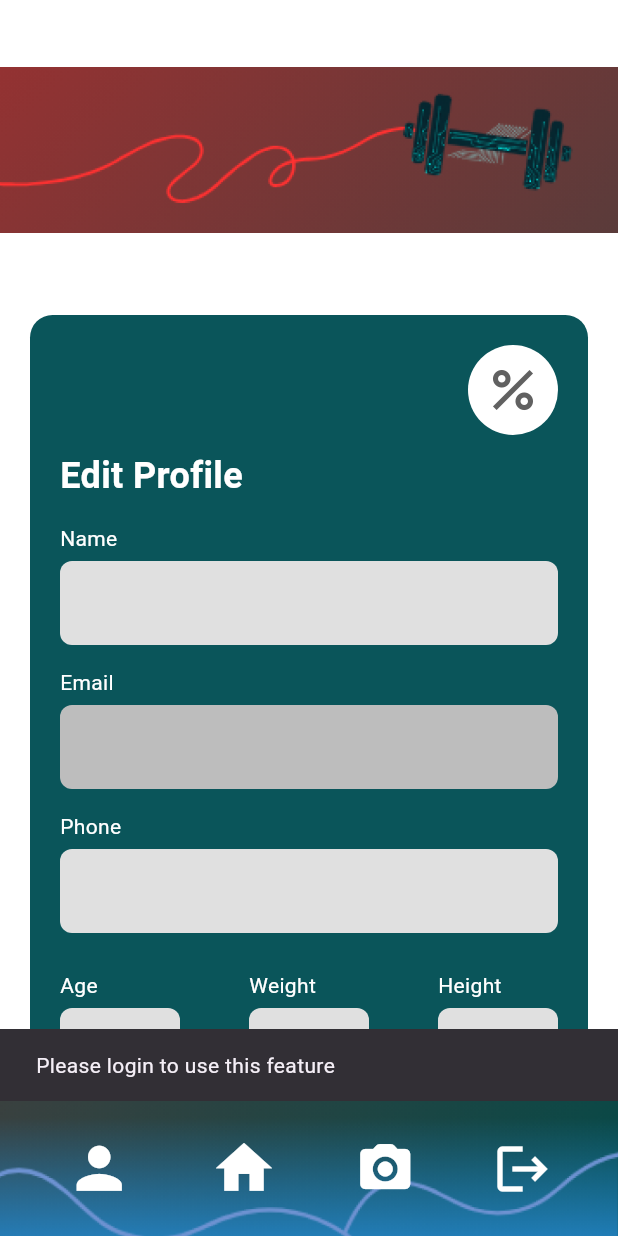
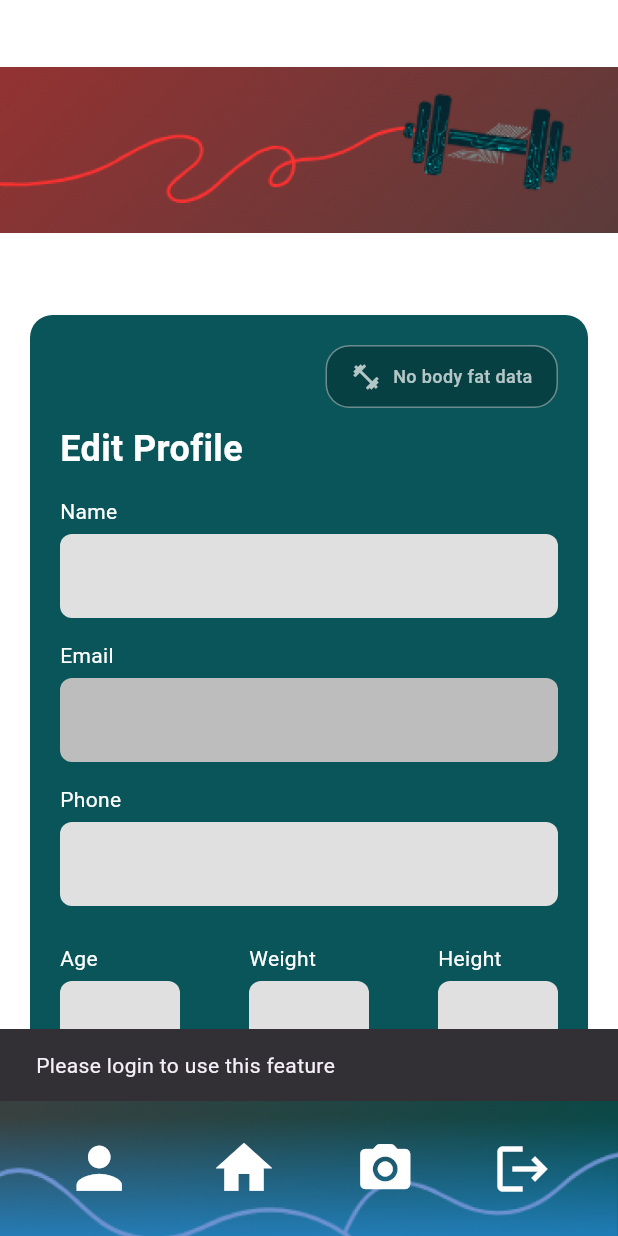
Before and after one commit to Reham-Fagih/My-Trainer, a Flutter app: the HomePage screen opened by its route, item 3 of the bottom bar chosen, scrolled down 50 dp, after a tap on the "person" icon, on a phone screen of 412 x 824 dp. Run offline on Flutter 3.47's test engine with Material 3 defaults, Android fonts, the phone set to English and light mode, and no system bars; our stand-ins replace flutter_dotenv, image_picker, shared_preferences; accounts and stored records are empty; network calls fail.

Commit message:
Feature: Add footer widget and update views

```diff
--- a/lib/views/home.dart
+++ b/lib/views/home.dart
@@ -3,10 +3,9 @@ import 'nutrition_plan.dart';
 import 'workout_plan.dart';
 import 'nutrition_page.dart';
 import 'workout_duration.dart';
-import 'profile.dart';
-import 'upload_screen.dart';
 import 'leader_board.dart';
 import 'package:shared_preferences/shared_preferences.dart';
+import '../widgets/app_footer.dart';
 import 'PointsPage.dart';
 
 class HomePage extends StatelessWidget {
@@ -126,91 +125,7 @@ class HomePage extends StatelessWidget {
       //     ),
       //   ),
       // ),
-      bottomNavigationBar: Container(
-        height: 90,
-        decoration: const BoxDecoration(
-          image: DecorationImage(
-            image: AssetImage("assets/images/FooterBackground.png"),
-            fit: BoxFit.cover,
-          ),
-        ),
-        child: Row(
-          mainAxisAlignment: MainAxisAlignment.spaceEvenly,
-          children: [
-            IconButton(
-              icon: const Icon(Icons.person, color: Colors.white, size: 45),
-              onPressed: () {
-                Navigator.push(
-                  context,
-                  MaterialPageRoute(builder: (context) => ProfilePage()),
-                );
-              },
-            ),
-            IconButton(
-              icon: const Icon(Icons.home, color: Colors.white, size: 45),
-              onPressed: () {
-                // Already in home
-              },
-            ),
-            IconButton(
-              icon: const Icon(
-                Icons.camera_alt_rounded,
-                color: Colors.white,
-                size: 40,
-              ),
-              onPressed: () async {
-                final prefs = await SharedPreferences.getInstance();
-                final savedUserId = prefs.getString('userId') ?? '';
-
-                if (savedUserId.isEmpty) {
-                  ScaffoldMessenger.of(context).showSnackBar(
-                    const SnackBar(
-                        content: Text('Please login to use this feature')),
-                  );
-                  return;
-                }
-
-                Navigator.push(
-                  context,
-                  MaterialPageRoute(
-                    builder: (context) => const UploadScreen(),
-                  ),
-                );
-              },
-            ),
-            IconButton(
-              icon: const Icon(Icons.logout, color: Colors.white, size: 40),
-              onPressed: () async {
-                final confirm = await showDialog<bool>(
-                  context: context,
-                  builder: (context) {
-                    return AlertDialog(
-                      title: const Text("Confirm Logout"),
-                      content: const Text("Are you sure you want to logout?"),
-                      actions: [
-                        TextButton(
-                          onPressed: () => Navigator.pop(context, false),
-                          child: const Text("Cancel"),
-                        ),
-                        TextButton(
-                          onPressed: () => Navigator.pop(context, true),
-                          child: const Text("Logout"),
-                        ),
-                      ],
-                    );
-                  },
-                );
-
-                if (confirm == true) {
-                  final prefs = await SharedPreferences.getInstance();
-                  await prefs.remove('authToken');
-                  Navigator.pushReplacementNamed(context, "/welcome");
-                }
-              },
-            ),
-          ],
-        ),
-      ),
+      bottomNavigationBar: const AppFooter(),
     );
   }
 
--- a/lib/views/nutrition_plan.dart
+++ b/lib/views/nutrition_plan.dart
@@ -6,6 +6,7 @@ import 'package:shared_preferences/shared_preferences.dart';
 import '../services/config.dart';
 import 'nutrition_goal.dart';
 import 'home.dart';
+import '../widgets/app_footer.dart';
 
 class NutritionPlanPage extends StatefulWidget {
   final String activityLevel;
@@ -317,6 +318,7 @@ class _NutritionPlanPageState extends State<NutritionPlanPage> {
   @override
   Widget build(BuildContext context) {
     return Scaffold(
+      bottomNavigationBar: const AppFooter(),
       body: Container(
         decoration: const BoxDecoration(
           image: DecorationImage(
--- a/lib/views/profile.dart
+++ b/lib/views/profile.dart
@@ -2,6 +2,7 @@ import 'package:flutter/material.dart';
 import 'package:http/http.dart' as http;
 import 'dart:convert';
 import 'package:shared_preferences/shared_preferences.dart';
+import '../widgets/app_footer.dart';
 
 class ProfilePage extends StatefulWidget {
   const ProfilePage({super.key});
@@ -190,21 +191,7 @@ class _ProfilePageState extends State<ProfilePage> {
                         children: [
                           Align(
                             alignment: Alignment.topRight,
-                            child: CircleAvatar(
-                              radius: 30,
-                              backgroundColor: Colors.white,
-                              child: bfPercent == null
-                                  ? Icon(Icons.percent,
-                                      size: 40, color: Colors.grey[700])
-                                  : Text(
-                                      "${bfPercent!.toStringAsFixed(1)}%",
-                                      style: const TextStyle(
-                                        fontSize: 20,
-                                        fontWeight: FontWeight.bold,
-                                        color: Colors.black,
-                                      ),
-                                    ),
-                            ),
+                            child: _bodyFatCard(),
                           ),
                           const SizedBox(height: 10),
                           const Text("Edit Profile",
@@ -246,69 +233,81 @@ class _ProfilePageState extends State<ProfilePage> {
                 ],
               ),
             ),
-      bottomNavigationBar: Container(
-        height: 90,
-        decoration: const BoxDecoration(
-          image: DecorationImage(
-            image: AssetImage("assets/images/FooterBackground.png"),
-            fit: BoxFit.cover,
-          ),
+      bottomNavigationBar: const AppFooter(),
+    );
+  }
+
+  /// Nicer body-fat display than a plain CircleAvatar
+  Widget _bodyFatCard() {
+    if (bfPercent == null) {
+      return Container(
+        padding: const EdgeInsets.symmetric(horizontal: 16, vertical: 10),
+        decoration: BoxDecoration(
+          color: Colors.black.withOpacity(0.25),
+          borderRadius: BorderRadius.circular(16),
+          border: Border.all(color: Colors.white.withOpacity(0.4), width: 1),
         ),
-        child: Row(
-          mainAxisAlignment: MainAxisAlignment.spaceEvenly,
+        child: const Row(
+          mainAxisSize: MainAxisSize.min,
           children: [
-            IconButton(
-              icon: const Icon(Icons.person, color: Colors.white, size: 45),
-              onPressed: () {
-                Navigator.pushNamed(context, "/ProfilePage");
-              },
-            ),
-            IconButton(
-              icon: const Icon(Icons.home, color: Colors.white, size: 45),
-              onPressed: () {
-                Navigator.pushNamed(context, "/HomePage");
-              },
-            ),
-            IconButton(
-              icon: const Icon(Icons.camera_alt_rounded,
-                  color: Colors.white, size: 40),
-              onPressed: () {
-                Navigator.pushNamed(context, "/UploadScreen");
-              },
-            ),
-            IconButton(
-              icon: const Icon(Icons.logout, color: Colors.white, size: 40),
-              onPressed: () async {
-                final confirm = await showDialog<bool>(
-                  context: context,
-                  builder: (context) {
-                    return AlertDialog(
-                      title: const Text("Confirm Logout"),
-                      content: const Text("Are you sure you want to logout?"),
-                      actions: [
-                        TextButton(
-                          onPressed: () => Navigator.pop(context, false),
-                          child: const Text("Cancel"),
-                        ),
-                        TextButton(
-                          onPressed: () => Navigator.pop(context, true),
-                          child: const Text("Logout"),
-                        ),
-                      ],
-                    );
-                  },
-                );
-
-                if (confirm == true) {
-                  final prefs = await SharedPreferences.getInstance();
-                  await prefs.remove('authToken');
-                  await prefs.remove('userEmail');
-                  Navigator.pushReplacementNamed(context, "/welcome");
-                }
-              },
+            Icon(Icons.fitness_center, color: Colors.white70, size: 20),
+            SizedBox(width: 8),
+            Text(
+              "No body fat data",
+              style: TextStyle(
+                color: Colors.white70,
+                fontSize: 12,
+                fontWeight: FontWeight.w500,
+              ),
             ),
           ],
         ),
+      );
+    }
+
+    final displayValue = bfPercent!.clamp(0, 60).toStringAsFixed(1);
+
+    return Container(
+      padding: const EdgeInsets.symmetric(horizontal: 16, vertical: 10),
+      decoration: BoxDecoration(
+        color: Colors.black.withOpacity(0.35),
+        borderRadius: BorderRadius.circular(16),
+        border: Border.all(color: Colors.white.withOpacity(0.4), width: 1),
+        boxShadow: [
+          BoxShadow(
+            color: Colors.black.withOpacity(0.3),
+            blurRadius: 8,
+            offset: const Offset(0, 3),
+          ),
+        ],
+      ),
+      child: Row(
+        mainAxisSize: MainAxisSize.min,
+        children: [
+          const Icon(Icons.fitness_center, color: Colors.white, size: 22),
+          const SizedBox(width: 8),
+          Column(
+            crossAxisAlignment: CrossAxisAlignment.start,
+            children: [
+              const Text(
+                "Body Fat",
+                style: TextStyle(
+                  color: Colors.white70,
+                  fontSize: 12,
+                  fontWeight: FontWeight.w500,
+                ),
+              ),
+              Text(
+                "$displayValue%",
+                style: const TextStyle(
+                  color: Colors.white,
+                  fontSize: 18,
+                  fontWeight: FontWeight.bold,
+                ),
+              ),
+            ],
+          ),
+        ],
       ),
     );
   }
--- a/lib/views/workout_plan.dart
+++ b/lib/views/workout_plan.dart
@@ -3,6 +3,7 @@ import 'package:flutter/material.dart';
 import 'package:http/http.dart' as http;
 import 'package:shared_preferences/shared_preferences.dart';
 import '../services/config.dart';
+import '../widgets/app_footer.dart';
 
 import 'home.dart';
 
@@ -26,7 +27,6 @@ class _WorkoutPlanPageState extends State<WorkoutPlanPage> {
   Map<String, dynamic>? workoutPlan;
   bool isLoading = true;
   String? errorMessage;
-
   Map<String, bool> selectedExercises = {};
 
   // User metrics coming from profile/backend
@@ -313,6 +313,7 @@ class _WorkoutPlanPageState extends State<WorkoutPlanPage> {
   @override
   Widget build(BuildContext context) {
     return Scaffold(
+      bottomNavigationBar: const AppFooter(),
       body: Container(
         decoration: const BoxDecoration(
           image: DecorationImage(
--- /dev/null
+++ b/lib/widgets/app_footer.dart
@@ -0,0 +1,89 @@
+import 'package:flutter/material.dart';
+import 'package:shared_preferences/shared_preferences.dart';
+
+class AppFooter extends StatelessWidget {
+  const AppFooter({super.key});
+
+  Future<void> _handleLogout(BuildContext context) async {
+    final confirm = await showDialog<bool>(
+      context: context,
+      builder: (context) {
+        return AlertDialog(
+          title: const Text("Confirm Logout"),
+          content: const Text("Are you sure you want to logout?"),
+          actions: [
+            TextButton(
+              onPressed: () => Navigator.pop(context, false),
+              child: const Text("Cancel"),
+            ),
+            TextButton(
+              onPressed: () => Navigator.pop(context, true),
+              child: const Text("Logout"),
+            ),
+          ],
+        );
+      },
+    );
+
+    if (confirm == true) {
+      final prefs = await SharedPreferences.getInstance();
+      await prefs.remove('authToken');
+      await prefs.remove('userEmail');
+      Navigator.pushReplacementNamed(context, "/welcome");
+    }
+  }
+
+  @override
+  Widget build(BuildContext context) {
+    return Container(
+      height: 90,
+      decoration: const BoxDecoration(
+        image: DecorationImage(
+          image: AssetImage("assets/images/FooterBackground.png"),
+          fit: BoxFit.cover,
+        ),
+      ),
+      child: Row(
+        mainAxisAlignment: MainAxisAlignment.spaceEvenly,
+        children: [
+          IconButton(
+            icon: const Icon(Icons.person, color: Colors.white, size: 45),
+            onPressed: () {
+              Navigator.pushNamed(context, "/ProfilePage");
+            },
+          ),
+          IconButton(
+            icon: const Icon(Icons.home, color: Colors.white, size: 45),
+            onPressed: () {
+              Navigator.pushNamed(context, "/HomePage");
+            },
+          ),
+          IconButton(
+            icon: const Icon(Icons.camera_alt_rounded,
+                color: Colors.white, size: 40),
+            onPressed: () async {
+              final prefs = await SharedPreferences.getInstance();
+              final savedUserId = prefs.getString('userId') ?? '';
+
+              if (savedUserId.isEmpty) {
+                ScaffoldMessenger.of(context).showSnackBar(
+                  const SnackBar(
+                    content: Text('Please login to use this feature'),
+                  ),
+                );
+                return;
+              }
+
+              // Use the existing named route from main.dart
+              Navigator.pushNamed(context, "/UploadPage");
+            },
+          ),
+          IconButton(
+            icon: const Icon(Icons.logout, color: Colors.white, size: 40),
+            onPressed: () => _handleLogout(context),
+          ),
+        ],
+      ),
+    );
+  }
+}
```
